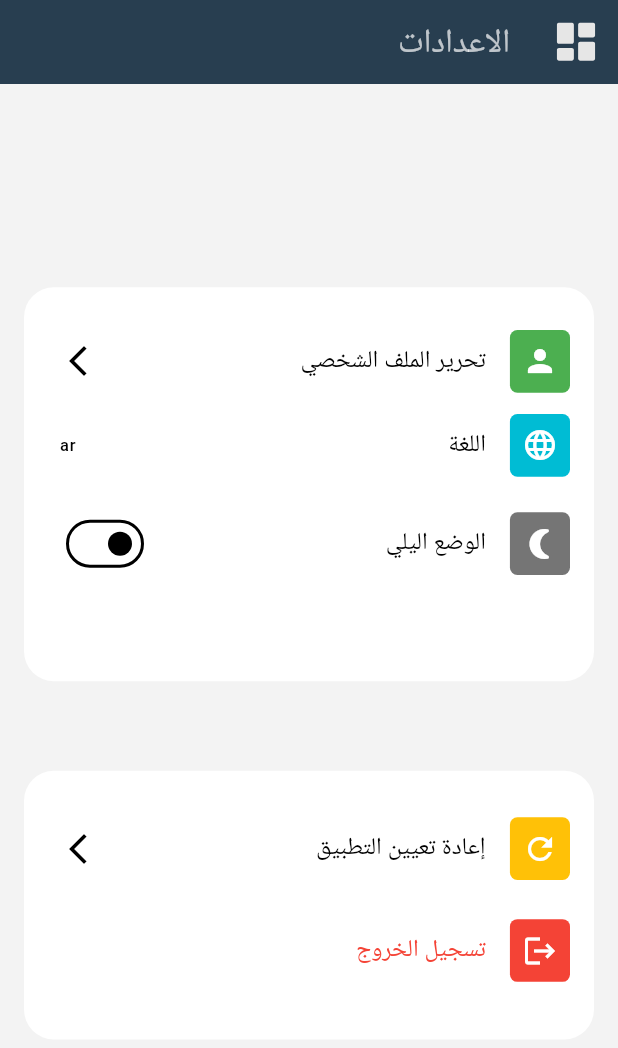
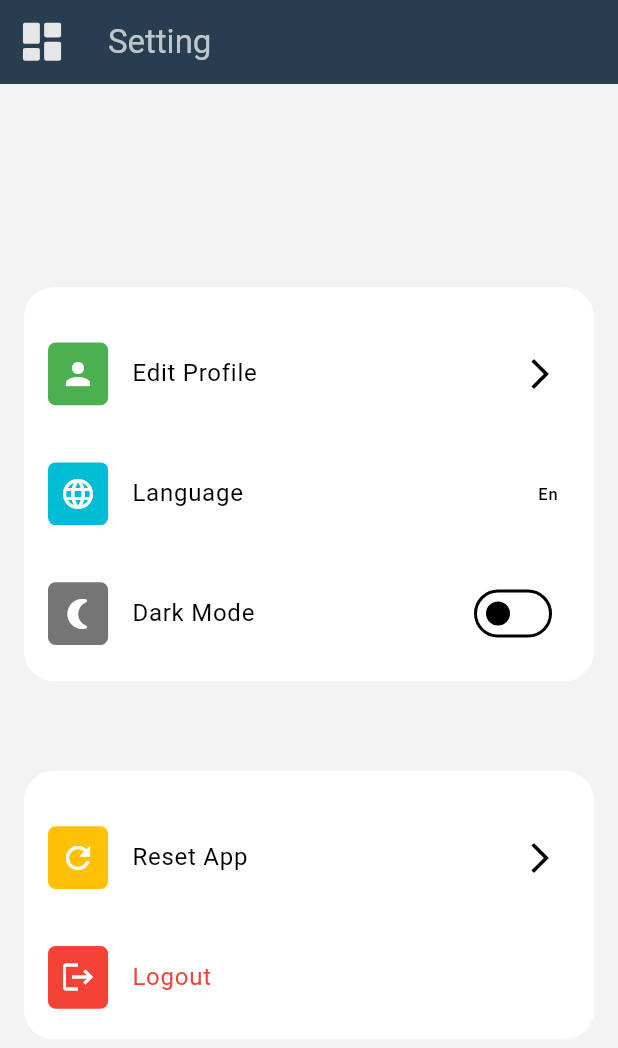
Before and after one commit to Mohammedzj2003/this_books, a Flutter app: the SettingPage screen opened directly, after a tap on "اللغة", on a phone screen of 412 x 824 dp. Shown: the top 1048 px of the screen. Run offline on Flutter 3.47's test engine with Material 3 defaults, Android fonts, the phone set to English and light mode, and no system bars; our stand-ins replace cloud_firestore, firebase_auth, firebase_core, flutter_chat_types, flutter_chat_ui, flutter_screenutil and 6 more; accounts and stored records are empty; generated files the repository leaves out were written again.

Commit message:
size all

```diff
--- a/lib/l10n/app_ar.arb
+++ b/lib/l10n/app_ar.arb
@@ -55,7 +55,7 @@
   "rating" : "تقييم الموقع",
   "addList" : "إضافة قائمة",
   "name" : "اسم",
-  "usarName" : "اسم المستخدم",
+  "userName" : "اسم المستخدم",
   "email" : "البريد الإلكتروني",
   "editProfile" : "تحرير الملف الشخصي",
   "arrangementOptions" : "خيارات الترتيب",
--- a/lib/l10n/app_en.arb
+++ b/lib/l10n/app_en.arb
@@ -55,7 +55,7 @@
   "rating" : "Rating",
   "addList" : "Add List",
   "name" : "Name",
-  "usarName" : "User Name",
+  "userName" : "User Name",
   "email" : "Email",
   "editProfile" : "Edit Profile",
   "arrangementOptions" : "Arrangement Options",
--- a/lib/main.dart
+++ b/lib/main.dart
@@ -9,14 +9,9 @@
 import 'package:this_books/shared/settings_provider.dart';
 import 'package:this_books/shared/themes.dart';
 
-
-
-
-
 void main() async {
   WidgetsFlutterBinding.ensureInitialized();
   await Firebase.initializeApp();
-
   runApp(
     ChangeNotifierProvider(
       create: (context) => SettingsProvider(),
@@ -32,13 +27,12 @@
   );
 }
 
-
 class MyApp extends StatefulWidget {
   const MyApp({super.key});
 
   static void setLocale(BuildContext context, Locale newLocale) {
-    _MyAppState state = context.findAncestorStateOfType<_MyAppState>()!;
-    state.setLocale(newLocale);
+    final _MyAppState? state = context.findAncestorStateOfType<_MyAppState>();
+    state?.setLocale(newLocale);
   }
 
   @override
@@ -62,17 +56,19 @@
 
   Future<void> _loadLocale() async {
     SharedPreferences prefs = await SharedPreferences.getInstance();
-    String languageCode = prefs.getString('language') ?? 'ar';
-    setState(() {
-      _locale = Locale(languageCode);
-    });
+    String? languageCode = prefs.getString('language');
+    if (languageCode != null) {
+      setState(() {
+        _locale = Locale(languageCode);
+      });
+    }
   }
 
   @override
   Widget build(BuildContext context) {
     final settingsProvider = Provider.of<SettingsProvider>(context);
 
-    return GetMaterialApp(
+    return MaterialApp(
       debugShowCheckedModeBanner: false,
       localizationsDelegates: AppLocalizations.localizationsDelegates,
       supportedLocales: AppLocalizations.supportedLocales,
--- a/lib/page/onboarding.dart
+++ b/lib/page/onboarding.dart
@@ -2,7 +2,6 @@
 import 'package:flutter/material.dart';
 import 'package:flutter_svg/flutter_svg.dart';
 import 'package:flutter_gen/gen_l10n/app_localizations.dart';
-import 'package:this_books/main.dart';
 import 'package:this_books/page/login_page.dart';
 import 'package:this_books/shared/constants.dart';
 import 'package:shared_preferences/shared_preferences.dart';
--- a/lib/page/profile_page.dart
+++ b/lib/page/profile_page.dart
@@ -103,7 +103,7 @@
                       SizedBox(height: 100.h),
                       itemProfile(AppLocalizations.of(context)!.name, userData['name'], CupertinoIcons.person),
                       SizedBox(height: 10.h),
-                      itemProfile(AppLocalizations.of(context)!.usarName, userData['username'], CupertinoIcons.tag),
+                      itemProfile(AppLocalizations.of(context)!.userName, userData['username'], CupertinoIcons.tag),
                       SizedBox(height: 10.h),
                     ],
                   ),
--- a/lib/page/settings_page.dart
+++ b/lib/page/settings_page.dart
@@ -68,7 +68,7 @@
               child: Column(
                 children: [
                    SizedBox(
-                    height: 18.h,
+                    height: 25.h,
                   ),
                   SettingOption(
                     icon: Icons.person,
@@ -86,30 +86,33 @@
                       );
                     },
                   ),
+                  SizedBox(
+                    height: 20.h,
+                  ),
                   SettingOption(
                     icon: Icons.language,
                     trailing: Text(
                       AppLocalizations.of(context)!.en,
+                      style: TextStyle(
+                        color: Theme.of(context).colorScheme.onPrimary,
+                      ),
                     ),
                     title: AppLocalizations.of(context)!.language,
                     textColor: Theme.of(context).colorScheme.onPrimary,
                     iconColor: Colors.white,
                     iconBackgroundColor: Colors.cyan,
                     onTap: () async {
-                      SharedPreferences prefs =
-                      await SharedPreferences.getInstance();
-                      String currentLanguage =
-                          prefs.getString('language') ?? 'ar';
+                      SharedPreferences prefs = await SharedPreferences.getInstance();
+                      String currentLanguage = prefs.getString('language') ?? 'ar';
+                      String newLanguage = currentLanguage == 'ar' ? 'en' : 'ar';
 
-                      String newLanguage =
-                      currentLanguage == 'ar' ? 'en' : 'ar';
                       await prefs.setString('language', newLanguage);
 
                       MyApp.setLocale(context, Locale(newLanguage));
                     },
                   ),
                    SizedBox(
-                    height: 8.h,
+                    height: 20.h,
                   ),
                   SettingOption(
                     icon: Icons.nightlight_round,
@@ -123,9 +126,7 @@
                     iconBackgroundColor: Colors.black54,
                     onTap: () {},
                   ),
-                   SizedBox(
-                    height: 8.h,
-                  ),
+
                 ],
               ),
             ),
@@ -141,7 +142,7 @@
               child: Column(
                 children: [
                    SizedBox(
-                    height: 20.h,
+                    height: 25.h,
                   ),
                   SettingOption(
                     icon: Icons.refresh,
@@ -160,7 +161,7 @@
                     },
                   ),
                    SizedBox(
-                    height: 10.h,
+                    height: 20.h,
                   ),
                   SettingOption(
                     icon: Icons.logout,
@@ -170,16 +171,12 @@
                     iconColor: Colors.white,
                     iconBackgroundColor: Colors.red,
                     onTap: () async {
-                      // تسجيل الخروج من FirebaseAuth
                       await FirebaseAuth.instance.signOut();
 
-                      // إزالة بيانات تسجيل الدخول من SharedPreferences
                       SharedPreferences prefs =
                       await SharedPreferences.getInstance();
                       await prefs.remove('email');
                       await prefs.remove('password');
-
-                      // الانتقال إلى صفحة تسجيل الدخول
                       Navigator.pushReplacement(
                         context,
                         MaterialPageRoute(
```
Also changed, not shown: lib/models/auth_model.dart (+10 -7 lines), lib/page/splash_screen.dart (+4 -3 lines), 1 other file.
